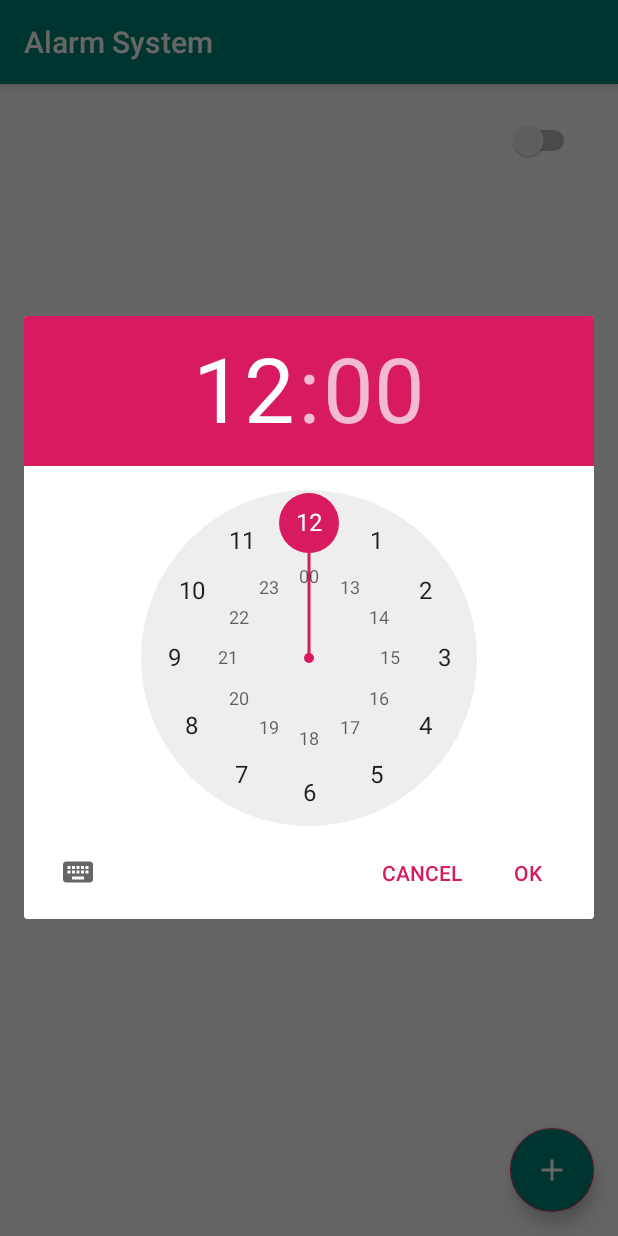
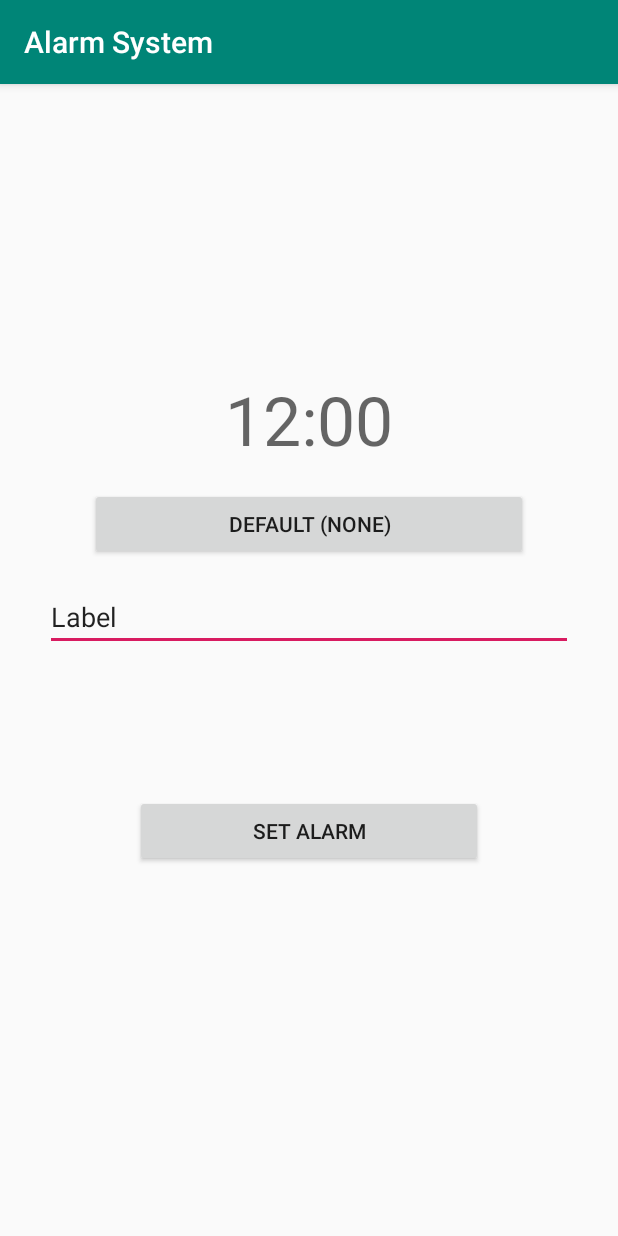
Before and after one commit to isuruhettiarachchi/Android-Alarm-Clock, an Android app: the screen it shows after launch (MainActivity before the commit, SetAlarmActivity after it), after a tap on an icon or button, on a phone screen of 412 x 824 dp. Run offline under Robolectric (Android 15) with nearby library versions, the phone set to English and light mode, and no system bars.

Commit message:
Add activity to set alarm

```diff
--- a/app/src/main/AndroidManifest.xml
+++ b/app/src/main/AndroidManifest.xml
@@ -9,6 +9,7 @@
         android:roundIcon="@mipmap/ic_launcher_round"
         android:supportsRtl="true"
         android:theme="@style/AppTheme">
+        <activity android:name=".SetAlarmActivity"></activity>
         <activity android:name=".AlarmFiredActivity" />
         <activity android:name=".MainActivity">
             <intent-filter>
--- a/app/src/main/java/com/ctse/alarmsystem/AlarmDbHelper.java
+++ b/app/src/main/java/com/ctse/alarmsystem/AlarmDbHelper.java
@@ -12,7 +12,7 @@ import java.util.List;
 
 public class AlarmDbHelper extends SQLiteOpenHelper {
 
-    public static final String DATABASE_NAME = "quiz.db";
+    public static final String DATABASE_NAME = "alarm.db";
     public static final int DATABASE_VERSION = 1;
 
     private SQLiteDatabase db;
--- a/app/src/main/java/com/ctse/alarmsystem/AlarmReceiver.java
+++ b/app/src/main/java/com/ctse/alarmsystem/AlarmReceiver.java
@@ -10,7 +10,9 @@ public class AlarmReceiver extends BroadcastReceiver {
     @Override
     public void onReceive(Context context, Intent intent) {
 
-        String ringtone = intent.getStringExtra("ringtone");
+        String ringtone = intent.getStringExtra("ringtoneUri");
+
+        Log.d("ringtone", ringtone);
 
         Toast.makeText(context, "Alarm fired", Toast.LENGTH_LONG).show();
         System.out.println("Alarm Fired");
--- a/app/src/main/java/com/ctse/alarmsystem/MainActivity.java
+++ b/app/src/main/java/com/ctse/alarmsystem/MainActivity.java
@@ -1,138 +1,142 @@
 package com.ctse.alarmsystem;
 
-import android.app.AlarmManager;
-import android.app.PendingIntent;
-import android.app.TimePickerDialog;
-import android.content.Context;
 import android.content.Intent;
 import android.media.Ringtone;
 import android.media.RingtoneManager;
 import android.net.Uri;
-import android.support.annotation.Nullable;
+import android.os.Bundle;
 import android.support.design.widget.FloatingActionButton;
-import android.support.v4.app.DialogFragment;
 import android.support.v7.app.AppCompatActivity;
-import android.os.Bundle;
+import android.support.v7.widget.LinearLayoutManager;
+import android.support.v7.widget.RecyclerView;
 import android.util.Log;
 import android.view.View;
-import android.widget.Button;
-import android.widget.CompoundButton;
-import android.widget.Switch;
-import android.widget.TextView;
-import android.widget.TimePicker;
-import android.widget.Toast;
 
+import java.util.ArrayList;
 import java.util.Calendar;
+import java.util.List;
 
-public class MainActivity extends AppCompatActivity implements TimePickerDialog.OnTimeSetListener {
+public class MainActivity extends AppCompatActivity {
 
-    FloatingActionButton addAlarmButton;
-    Button setRingtoneButton;
-    Uri ringtoneUri;
-    Switch alarmSwitch;
-    Calendar calendar;
+    private FloatingActionButton addAlarmButton;
 
-    Intent alarmIntent;
-    PendingIntent pendingIntent;
+    private Uri ringtoneUri;
+
+    private AlarmDbHelper dbHelper;
+    private Alarm alarm;
+
+    private ArrayList<String> mAlarmTimes = new ArrayList<>();
+    private ArrayList<Long> mAlarmTimesInMillis = new ArrayList<>();
+    private ArrayList<Boolean> mAlarmStatuses = new ArrayList<>();
+    private ArrayList<String> mRingtoneNames = new ArrayList<>();
+    private ArrayList<String> mRingtoneUris = new ArrayList<>();
+    private ArrayList<String> mLabels = new ArrayList<>();
+    private ArrayList<Integer> mFlags = new ArrayList<>();
+
+    private RecylcerViewAdapter adapter;
+
+    private static final int SET_ALARM_INTENET_REQUEST_CODE = 1;
 
     @Override
     protected void onCreate(Bundle savedInstanceState) {
         super.onCreate(savedInstanceState);
         setContentView(R.layout.activity_main);
 
+        dbHelper = new AlarmDbHelper(this);
+        alarm = new Alarm();
+
+        getAlarms();
+
         addAlarmButton = findViewById(R.id.addAlarmButton);
-        setRingtoneButton = findViewById(R.id.setRingtoneButton);
-        alarmSwitch = findViewById(R.id.alarmSwitch);
-
-        ringtoneUri = RingtoneManager.getDefaultUri(RingtoneManager.TYPE_ALARM);
-
-        calendar = Calendar.getInstance();
-
-        alarmIntent = new Intent(this, AlarmReceiver.class);
-
-//        pendingIntent = PendingIntent.getBroadcast(this, 0, alarmIntent, 0);
-
-        setRingtone(ringtoneUri);
-
-        createPendingIntent();
 
         addAlarmButton.setOnClickListener(new View.OnClickListener() {
             @Override
             public void onClick(View v) {
-                DialogFragment timePicker = new TimePickerFragment();
-                timePicker.show(getSupportFragmentManager(), "time picker");
-
+                Intent setAlarmIntent = new Intent(MainActivity.this, SetAlarmActivity.class);
+                MainActivity.this.startActivityForResult(setAlarmIntent, SET_ALARM_INTENET_REQUEST_CODE);
             }
         });
 
-        setRingtoneButton.setOnClickListener(new View.OnClickListener() {
-            @Override
-            public void onClick(View v) {
-                Intent intent = new Intent(RingtoneManager.ACTION_RINGTONE_PICKER);
-                intent.putExtra(RingtoneManager.EXTRA_RINGTONE_TYPE, RingtoneManager.TYPE_ALARM);
-                startActivityForResult(intent, 1);
-            }
-        });
-
-        alarmSwitch.setOnCheckedChangeListener(new CompoundButton.OnCheckedChangeListener() {
-            AlarmManager alarmManager = (AlarmManager) getSystemService(Context.ALARM_SERVICE);
-
-            @Override
-            public void onCheckedChanged(CompoundButton buttonView, boolean isChecked) {
-
-
-                if (isChecked) {
-                    Log.i("time in millis", String.valueOf(calendar.getTimeInMillis()));
-                    alarmManager.setRepeating(AlarmManager.RTC_WAKEUP, calendar.getTimeInMillis(), AlarmManager.INTERVAL_DAY, pendingIntent);
-                    Toast.makeText(MainActivity.this, "Alarm Set", Toast.LENGTH_SHORT).show();
-                } else {
-                    alarmManager.cancel(pendingIntent);
-                }
-            }
-        });
     }
 
     @Override
-    public void onTimeSet(TimePicker view, int hourOfDay, int minute) {
-        TextView alarmTime = findViewById(R.id.alarmTimeTextView);
-        alarmTime.setText(hourOfDay + ":" + minute);
+    protected void onActivityResult(int requestCode, int resultCode, Intent data) {
+        adapter.onActivityResult(requestCode, resultCode, data);
+        if (resultCode == RESULT_OK) {
+            if (requestCode == SET_ALARM_INTENET_REQUEST_CODE) {
+                String time = data.getStringExtra("timeString");
+                long millis = data.getLongExtra("timeInMillis", 0);
+                String label = data.getStringExtra("label");
+                String ringtoneUri = data.getStringExtra("ringtoneUri");
+                String ringtoneName = data.getStringExtra("ringtoneName");
+                int flag = data.getIntExtra("flags", 0);
 
-        Log.i("time picker hour", String.valueOf(hourOfDay));
-        Log.i("calender hour", String.valueOf(calendar.get(Calendar.HOUR)));
+                Log.d("intent result", time);
+                Log.d("intent result", String.valueOf(millis));
+                Log.d("intent result", label);
+                Log.d("intent result", ringtoneUri);
+                Log.d("intent result", ringtoneName);
+                Log.d("intent result", String.valueOf(flag));
 
-        Log.i("time picker min", String.valueOf(minute));
-        Log.i("calender min", String.valueOf(calendar.get(Calendar.MINUTE)));
+                setAlarm(time, millis, label,ringtoneUri,ringtoneName, flag);
 
-
-        calendar.set(Calendar.HOUR_OF_DAY, hourOfDay);
-        calendar.set(Calendar.MINUTE,  minute);
-        calendar.set(Calendar.SECOND, 0);
-    }
-
-    @Override
-    protected void onActivityResult(int requestCode, int resultCode, @Nullable Intent data) {
-        if (resultCode == RESULT_OK) {
-            if (requestCode == 1) {
-                ringtoneUri = data.getParcelableExtra(RingtoneManager.EXTRA_RINGTONE_PICKED_URI);
-                setRingtone(ringtoneUri);
             }
         }
     }
 
-    public void setRingtone(Uri ringtoneUri) {
-        Ringtone ringtone = RingtoneManager.getRingtone(this, ringtoneUri);
-        String ringtoneName = ringtone.getTitle(this);
-        setRingtoneButton.setText(ringtoneName);
+    private void setAlarm(String time, long timeInMillis, String label, String ringtoneUri, String ringtoneName, int flag) {
+        alarm.setAlarmTime(time);
+        alarm.setAlarmTimeInMillis(timeInMillis);
+        alarm.setLabel(label);
+        alarm.setRingtoneUri(Uri.parse(ringtoneUri));
+        alarm.setRingtoneName(ringtoneName);
+        alarm.setAlarmStatus(true);
+        alarm.setFlag(flag);
 
-        System.out.println("select ringtone: " + ringtoneUri);
-        Log.i("select ringtone", ringtoneUri.toString());
-
-        alarmIntent.putExtra("ringtone", ringtoneUri.toString());
-
-        createPendingIntent();
+        saveAlarm();
+        getAlarms();
     }
 
-    public void createPendingIntent() {
-        pendingIntent = PendingIntent.getBroadcast(this, 0, alarmIntent, 0);
+    public void saveAlarm() {
+        dbHelper.addAlarm(alarm);
+    }
+
+    public void getAlarms() {
+        List<Alarm> alarmList = dbHelper.getAllAlarms();
+
+        mAlarmTimes.clear();
+        mAlarmTimesInMillis.clear();
+        mAlarmStatuses.clear();
+        mRingtoneNames.clear();
+        mRingtoneUris.clear();
+        mLabels.clear();
+        mFlags.clear();
+
+        for (Alarm alarm : alarmList) {
+            mAlarmTimes.add(alarm.getAlarmTime());
+            mAlarmTimesInMillis.add(alarm.getAlarmTimeInMillis());
+            mAlarmStatuses.add(alarm.isAlarmStatus());
+            mRingtoneNames.add(alarm.getRingtoneName());
+            mRingtoneUris.add(alarm.getRingtoneUri().toString());
+            mLabels.add(alarm.getLabel());
+            mFlags.add(alarm.getFlag());
+        }
+
+        initRecyclerView();
+    }
+
+    private void initRecyclerView() {
+        RecyclerView recyclerView = findViewById(R.id.recycler_view);
+        adapter = new RecylcerViewAdapter(mAlarmTimes,
+                mAlarmTimesInMillis,
+                mAlarmStatuses,
+                mRingtoneNames,
+                mRingtoneUris,
+                mLabels,
+                mFlags,
+                this);
+
+        recyclerView.setAdapter(adapter);
+        recyclerView.setLayoutManager(new LinearLayoutManager(this));
     }
 }
--- /dev/null
+++ b/app/src/main/java/com/ctse/alarmsystem/SetAlarmActivity.java
@@ -0,0 +1,140 @@
+package com.ctse.alarmsystem;
+
+import android.app.AlarmManager;
+import android.app.PendingIntent;
+import android.app.TimePickerDialog;
+import android.content.Context;
+import android.content.Intent;
+import android.media.Ringtone;
+import android.media.RingtoneManager;
+import android.net.Uri;
+import android.support.annotation.Nullable;
+import android.support.v4.app.DialogFragment;
+import android.support.v7.app.AppCompatActivity;
+import android.os.Bundle;
+import android.util.Log;
+import android.view.View;
+import android.widget.Button;
+import android.widget.EditText;
+import android.widget.TextView;
+import android.widget.TimePicker;
+import android.widget.Toast;
+
+import java.util.Calendar;
+
+public class SetAlarmActivity extends AppCompatActivity implements TimePickerDialog.OnTimeSetListener {
+
+    private TextView textViewTimePicker;
+    private Button ringtonePickerButton;
+    private EditText label;
+    private Button setAlarmButton;
+
+    private Calendar calendar;
+
+    private Uri ringtoneUri;
+    private String ringtoneName;
+
+    private Intent alarmIntent;
+    private PendingIntent pendingIntent;
+
+    private static final int RINGTONE_REQUEST_CODE = 1;
+
+    @Override
+    protected void onCreate(Bundle savedInstanceState) {
+        super.onCreate(savedInstanceState);
+        setContentView(R.layout.activity_set_alarm);
+
+        textViewTimePicker = findViewById(R.id.text_view_time_picker);
+        ringtonePickerButton = findViewById(R.id.button_rigtone_picker);
+        label = findViewById(R.id.textbox_label);
+        setAlarmButton = findViewById(R.id.button_start_alarm);
+
+        // calendar instance
+        calendar = Calendar.getInstance();
+
+        // alarmIntent
+        alarmIntent = new Intent(this, AlarmReceiver.class);
+
+        // ringtone
+        ringtoneUri = RingtoneManager.getDefaultUri(RingtoneManager.TYPE_ALARM);
+        setRingtone(ringtoneUri);
+
+        textViewTimePicker.setOnClickListener(new View.OnClickListener() {
+            @Override
+            public void onClick(View v) {
+                DialogFragment timePicker = new TimePickerFragment();
+                timePicker.show(getSupportFragmentManager(), "time picker");
+            }
+        });
+
+        ringtonePickerButton.setOnClickListener(new View.OnClickListener() {
+            @Override
+            public void onClick(View v) {
+                Intent intent = new Intent(RingtoneManager.ACTION_RINGTONE_PICKER);
+                intent.putExtra(RingtoneManager.EXTRA_RINGTONE_TYPE, RingtoneManager.TYPE_ALARM);
+                startActivityForResult(intent, RINGTONE_REQUEST_CODE);
+            }
+        });
+
+        setAlarmButton.setOnClickListener(new View.OnClickListener() {
+            @Override
+            public void onClick(View v) {
+
+                String time = (String) textViewTimePicker.getText();
+                String labelText = label.getText().toString();
+
+                AlarmManager alarmManager = (AlarmManager) getSystemService(Context.ALARM_SERVICE);
+                alarmManager.setRepeating(AlarmManager.RTC_WAKEUP, calendar.getTimeInMillis(), AlarmManager.INTERVAL_DAY, pendingIntent);
+
+                Intent intent = new Intent();
+                intent.putExtra("timeString", time);
+                intent.putExtra("timeInMillis", calendar.getTimeInMillis());
+                intent.putExtra("label", labelText);
+                intent.putExtra("ringtoneUri", ringtoneUri.toString());
+                intent.putExtra("ringtoneName", ringtoneName);
+                intent.putExtra("flags", (int) calendar.getTimeInMillis());
+
+                setResult(RESULT_OK, intent);
+
+                Toast.makeText(SetAlarmActivity.this, "Alarm is set for " + time, Toast.LENGTH_SHORT).show();
+                finish();
+            }
+        });
+    }
+
+    @Override
+    public void onTimeSet(TimePicker view, int hourOfDay, int minute) {
+        textViewTimePicker.setText(hourOfDay + ":" + minute);
+
+        calendar.set(Calendar.HOUR_OF_DAY, hourOfDay);
+        calendar.set(Calendar.MINUTE, minute);
+        calendar.set(Calendar.SECOND, 0);
+    }
+
+    @Override
+    protected void onActivityResult(int requestCode, int resultCode, @Nullable Intent data) {
+        if (resultCode == RESULT_OK) {
+            if (requestCode == RINGTONE_REQUEST_CODE) {
+                ringtoneUri = data.getParcelableExtra(RingtoneManager.EXTRA_RINGTONE_PICKED_URI);
+                setRingtone(ringtoneUri);
+            }
+        }
+    }
+
+    private void setRingtone(Uri uri) {
+        Ringtone ringtone = RingtoneManager.getRingtone(this, uri);
+        ringtoneName = ringtone.getTitle(this);
+
+        ringtonePickerButton.setText(ringtoneName);
+
+        alarmIntent.putExtra("ringtoneUri", ringtoneUri.toString());
+
+        setPendingIntent();
+    }
+
+    private void setPendingIntent() {
+        final int _id = (int) calendar.getTimeInMillis();
+        pendingIntent = PendingIntent.getBroadcast(this, _id, alarmIntent, 0);
+    }
+
+}
--- a/app/src/main/res/layout/activity_main.xml
+++ b/app/src/main/res/layout/activity_main.xml
@@ -11,43 +11,10 @@
         android:layout_width="match_parent"
         android:layout_height="match_parent">
 
-        <TextView
-            android:id="@+id/alarmTimeTextView"
-            android:layout_width="match_parent"
-            android:layout_height="wrap_content"
-            android:layout_alignParentTop="true"
-            android:layout_marginTop="140dp"
-            android:text="12:00"
-            android:textAlignment="center"
-            android:textAppearance="@android:style/TextAppearance.Material.Display2"
-            app:layout_constraintBottom_toBottomOf="parent"
-            app:layout_constraintLeft_toLeftOf="parent"
-            app:layout_constraintRight_toRightOf="parent"
-            app:layout_constraintTop_toTopOf="parent" />
-
-        <Button
-            android:id="@+id/setRingtoneButton"
-            android:layout_width="match_parent"
-            android:layout_height="wrap_content"
-            android:layout_below="@+id/alarmTimeTextView"
-            android:layout_alignParentStart="true"
-            android:layout_marginTop="16dp"
-            android:layout_marginLeft="60dp"
-            android:layout_marginRight="60dp"
-            android:text="Button" />
-
-        <Switch
-            android:id="@+id/alarmSwitch"
-            android:layout_width="wrap_content"
-            android:layout_height="wrap_content"
-            android:layout_alignParentTop="true"
-            android:layout_alignParentEnd="true"
-            android:layout_marginTop="24dp"
-            android:layout_marginEnd="25dp" />
-
         <android.support.v7.widget.RecyclerView
             android:layout_width="match_parent"
-            android:layout_height="match_parent">
+            android:layout_height="match_parent"
+            android:id="@+id/recycler_view">
 
         </android.support.v7.widget.RecyclerView>
 
--- /dev/null
+++ b/app/src/main/res/layout/activity_set_alarm.xml
@@ -0,0 +1,52 @@
+<?xml version="1.0" encoding="utf-8"?>
+<RelativeLayout xmlns:android="http://schemas.android.com/apk/res/android"
+    xmlns:app="http://schemas.android.com/apk/res-auto"
+    xmlns:tools="http://schemas.android.com/tools"
+    android:layout_width="match_parent"
+    android:layout_height="match_parent"
+    tools:context=".SetAlarmActivity">
+
+    <TextView
+        android:id="@+id/text_view_time_picker"
+        android:layout_width="match_parent"
+        android:layout_height="wrap_content"
+        android:layout_alignParentTop="true"
+        android:layout_marginTop="193dp"
+        android:text="12:00"
+        android:textAlignment="center"
+        android:textAppearance="@android:style/TextAppearance.Material.Display2" />
+
+    <Button
+        android:id="@+id/button_rigtone_picker"
+        android:layout_width="match_parent"
+        android:layout_height="wrap_content"
+        android:layout_below="@+id/text_view_time_picker"
+        android:layout_marginTop="15dp"
+        android:layout_marginStart="60dp"
+        android:layout_marginEnd="60dp"
+        android:text="Button" />
+
+    <EditText
+        android:id="@+id/textbox_label"
+        android:layout_width="match_parent"
+        android:layout_height="wrap_content"
+        android:layout_below="@+id/button_rigtone_picker"
+        android:layout_marginTop="15dp"
+        android:layout_marginStart="30dp"
+        android:layout_marginEnd="30dp"
+        android:ems="10"
+        android:inputType="text"
+        android:text="Label" />
+
+    <Button
+        android:id="@+id/button_start_alarm"
+        android:layout_width="match_parent"
+        android:layout_height="wrap_content"
+        android:layout_below="@+id/textbox_label"
+        android:layout_marginTop="96dp"
+        android:layout_marginStart="90dp"
+        android:layout_marginEnd="90dp"
+        android:text="Set Alarm" />
+
+
+</RelativeLayout>
```
Also changed, not shown: app/src/main/java/com/ctse/alarmsystem/AlarmFiredActivity.java (+21 -6 lines), app/src/main/java/com/ctse/alarmsystem/RecylcerViewAdapter.java (+23 -5 lines).
